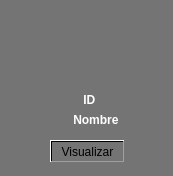
Old version of the form Restaurante/Administrador/tarjeta_perfil_empleado.ui in the repository camvaz/restaurante-ihc.
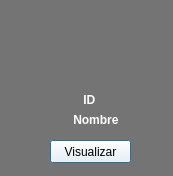
New version of the form. Icons and pictures are not drawn.

```diff
--- a/Restaurante/Administrador/tarjeta_perfil_empleado.ui
+++ b/Restaurante/Administrador/tarjeta_perfil_empleado.ui
@@ -23,7 +23,7 @@
      <x>50</x>
      <y>10</y>
      <width>81</width>
-     <height>71</height>
+     <height>81</height>
     </rect>
    </property>
    <property name="styleSheet">
@@ -91,10 +91,13 @@
     <rect>
      <x>50</x>
      <y>140</y>
-     <width>75</width>
+     <width>81</width>
      <height>23</height>
     </rect>
    </property>
+   <property name="styleSheet">
+    <string notr="true">background-color: rgb(255, 255, 255);</string>
+   </property>
    <property name="text">
     <string>Visualizar</string>
    </property>
```
